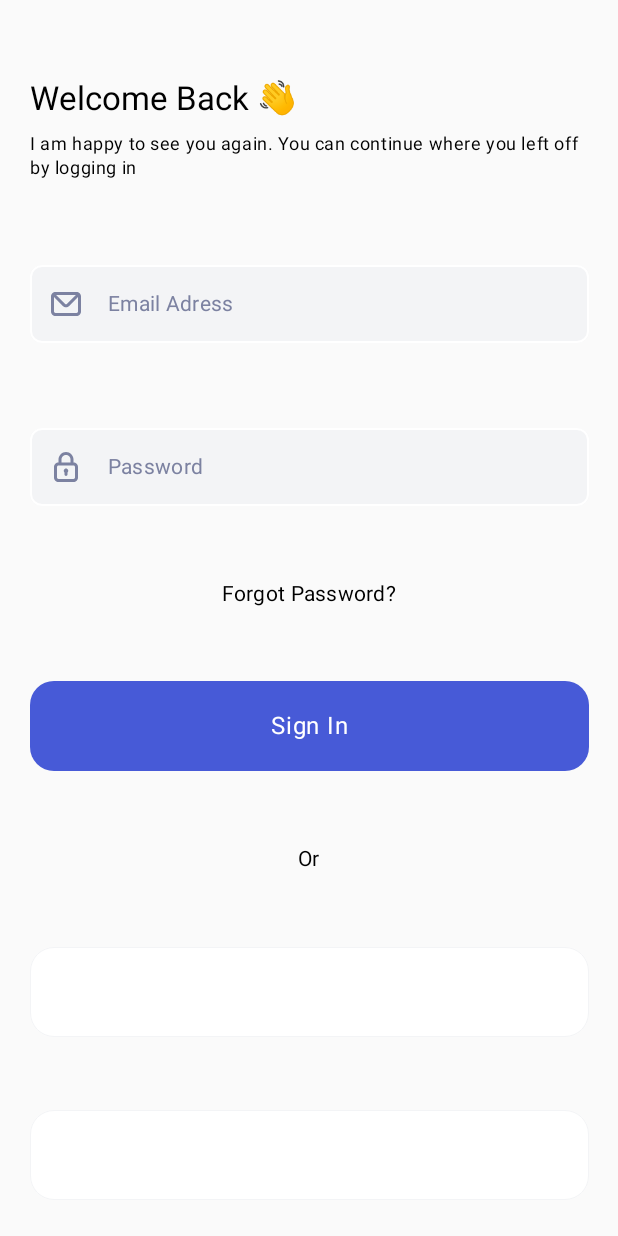
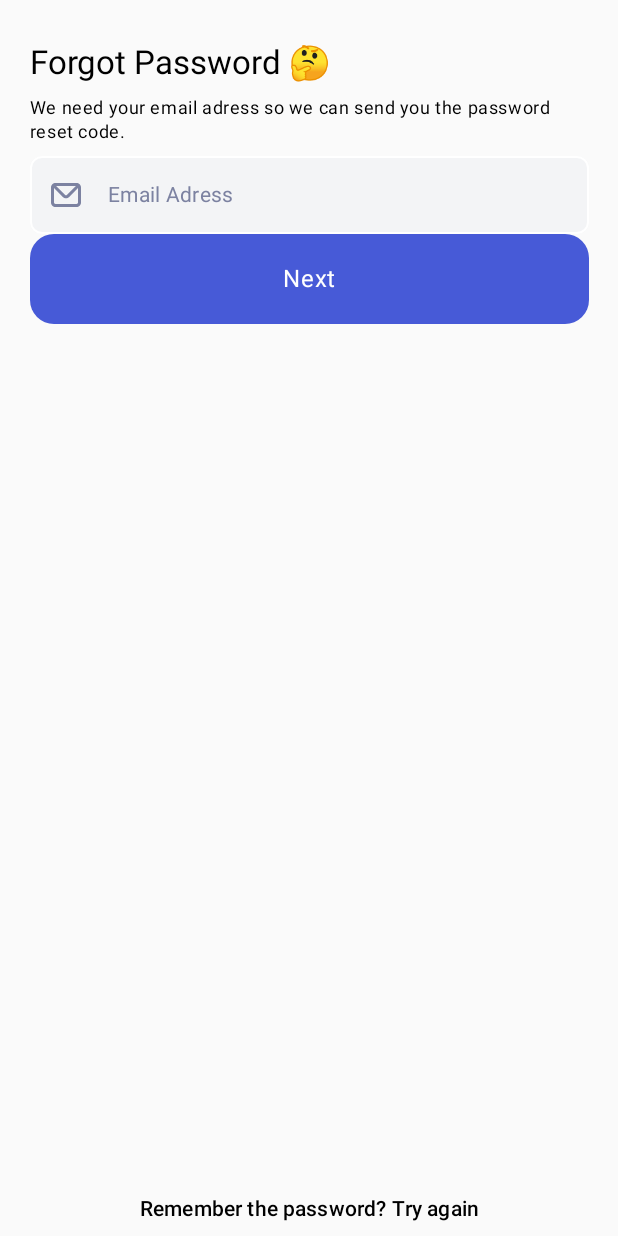
Before and after one commit to thindie/freebieflux_designing_news, an Android app built with Jetpack Compose: the SignInScreen screen opened through its navigation route, after a tap on "Forgot Password?", on a phone screen of 412 x 824 dp. Run offline under Robolectric (Android 15) with nearby library versions, the phone set to English and light mode, and no system bars.

Commit message:
add verif screen, sign in screen, sign up screen

```diff
--- a/app/src/main/java/com/example/thindie/freebiefluxnewsappuikitimpl/ui/AppNavHost.kt
+++ b/app/src/main/java/com/example/thindie/freebiefluxnewsappuikitimpl/ui/AppNavHost.kt
@@ -2,11 +2,20 @@ package com.example.thindie.freebiefluxnewsappuikitimpl.ui
 
 import androidx.compose.runtime.Composable
 import androidx.navigation.compose.NavHost
+import com.example.thindie.freebiefluxnewsappuikitimpl.navigationdestinations.forgotPassword
+import com.example.thindie.freebiefluxnewsappuikitimpl.navigationdestinations.newPassword
 import com.example.thindie.freebiefluxnewsappuikitimpl.navigationdestinations.onBoarding
+import com.example.thindie.freebiefluxnewsappuikitimpl.navigationdestinations.signIn
+import com.example.thindie.freebiefluxnewsappuikitimpl.navigationdestinations.signUp
+import com.example.thindie.freebiefluxnewsappuikitimpl.navigationdestinations.verificationCode
 import com.example.thindie.freebiefluxnewsappuikitimpl.navigationdestinations.welcome
+import com.example.thindie.freebiefluxnewsappuikitimpl.ui.screens.createnewpasswscreen.newPasswScreen
+import com.example.thindie.freebiefluxnewsappuikitimpl.ui.screens.forgotpasswordscreen.forgetPasswordScreen
 import com.example.thindie.freebiefluxnewsappuikitimpl.ui.screens.onboarding.onBoardingScreen
 import com.example.thindie.freebiefluxnewsappuikitimpl.ui.screens.signin.signInScreen
+import com.example.thindie.freebiefluxnewsappuikitimpl.ui.screens.signupscreen.signUpScreen
 import com.example.thindie.freebiefluxnewsappuikitimpl.ui.screens.splashscreen.splashZcreen
+import com.example.thindie.freebiefluxnewsappuikitimpl.ui.screens.verificationcodescreen.verificationsCodeScreen
 import com.example.thindie.freebiefluxnewsappuikitimpl.ui.screens.welcomescreen.welcumeScreen
 
 @Composable
@@ -14,13 +23,27 @@ fun AppNavHost(
     appState: AppState = rememberAppState(),
 ) {
     NavHost(navController = appState.navController, startDestination = appState.startDestination) {
+
         splashZcreen { appState.navigate(onBoarding.route) }
         onBoardingScreen { appState.navigate(welcome.route) }
-        welcumeScreen { }
+        welcumeScreen { appState.navigate(signIn.route) }
         signInScreen(
-            onClickNext = {},
+            onSignIn = {},
             onSpecialActionGoogle = {},
             onSpecialActionMeta = {},
-            onClickForgotPassword = {})
+            onRequestSignUp = { appState.navigate(signUp.route) },
+            onClickForgotPassword = { appState.navigate(forgotPassword.route) })
+        forgetPasswordScreen(onClickTryAgain = { appState.navigate(signIn.route) }, onClickNext = {
+            appState.navigate(
+                verificationCode.route
+            )
+        })
+        verificationsCodeScreen(
+            onWrong = {},
+            onRequestSendAgain = {},
+            onConfirm = { appState.navigate(newPassword.route) }
+        )
+        newPasswScreen(onConfirm = { appState.navigate(signIn.route) }, onSendAgain = {})
+        signUpScreen(onSignUp = {}, onSignIn = {})
     }
 }
--- /dev/null
+++ b/app/src/main/java/com/example/thindie/freebiefluxnewsappuikitimpl/ui/core/BottomHelperTextSection.kt
@@ -0,0 +1,43 @@
+package com.example.thindie.freebiefluxnewsappuikitimpl.ui.core
+
+import androidx.annotation.StringRes
+import androidx.compose.foundation.clickable
+import androidx.compose.foundation.layout.Arrangement
+import androidx.compose.foundation.layout.Column
+import androidx.compose.foundation.layout.Row
+import androidx.compose.foundation.layout.fillMaxHeight
+import androidx.compose.foundation.layout.fillMaxWidth
+import androidx.compose.foundation.layout.padding
+import androidx.compose.material3.MaterialTheme
+import androidx.compose.material3.Text
+import androidx.compose.runtime.Composable
+import androidx.compose.ui.Modifier
+import androidx.compose.ui.graphics.Color
+import androidx.compose.ui.res.stringResource
+import androidx.compose.ui.unit.dp
+
+@Composable
+fun BottomHelpSection(
+    @StringRes question: Int,
+    @StringRes action: Int,
+    onClick: () -> Unit,
+) {
+    Column(
+        modifier = Modifier
+            .fillMaxWidth()
+            .padding(bottom = 8.dp)
+            .fillMaxHeight(),
+        verticalArrangement = Arrangement.Bottom
+    ) {
+        Row(horizontalArrangement = Arrangement.Center, modifier = Modifier.fillMaxWidth()) {
+            Text(text = stringResource(question), style = MaterialTheme.typography.titleSmall)
+            Text(
+                modifier = Modifier.clickable {
+                    onClick()
+                },
+                text = stringResource(action),
+                style = MaterialTheme.typography.titleSmall.copy(color = Color.Black)
+            )
+        }
+    }
+}
--- /dev/null
+++ b/app/src/main/java/com/example/thindie/freebiefluxnewsappuikitimpl/ui/screens/createnewpasswscreen/NewPasswordRoute.kt
@@ -0,0 +1,11 @@
+package com.example.thindie.freebiefluxnewsappuikitimpl.ui.screens.createnewpasswscreen
+
+import androidx.navigation.NavGraphBuilder
+import androidx.navigation.compose.composable
+import com.example.thindie.freebiefluxnewsappuikitimpl.navigationdestinations.newPassword
+
+fun NavGraphBuilder.newPasswScreen(onConfirm: () -> Unit, onSendAgain: () -> Unit) {
+    composable(newPassword.route) {
+        NewPasswordScreen(onConfirm, onSendAgain)
+    }
+}
--- /dev/null
+++ b/app/src/main/java/com/example/thindie/freebiefluxnewsappuikitimpl/ui/screens/forgotpasswordscreen/ForgotPasswordRoute.kt
@@ -0,0 +1,14 @@
+package com.example.thindie.freebiefluxnewsappuikitimpl.ui.screens.forgotpasswordscreen
+
+import androidx.navigation.NavGraphBuilder
+import androidx.navigation.compose.composable
+import com.example.thindie.freebiefluxnewsappuikitimpl.navigationdestinations.forgotPassword
+
+
+fun NavGraphBuilder.forgetPasswordScreen(onClickTryAgain: () -> Unit, onClickNext: () -> Unit) {
+    composable(forgotPassword.route) {
+        ForgotPasswordScreen(onClickTryAgain = onClickTryAgain) {
+            onClickNext()
+        }
+    }
+}
--- /dev/null
+++ b/app/src/main/java/com/example/thindie/freebiefluxnewsappuikitimpl/ui/screens/forgotpasswordscreen/ForgotPasswordScreen.kt
@@ -0,0 +1,51 @@
+package com.example.thindie.freebiefluxnewsappuikitimpl.ui.screens.forgotpasswordscreen
+
+import androidx.compose.runtime.Composable
+import androidx.compose.ui.tooling.preview.Preview
+import com.example.thindie.freebiefluxnewsappuikitimpl.R
+import com.example.thindie.freebiefluxnewsappuikitimpl.ui.core.AppButton
+import com.example.thindie.freebiefluxnewsappuikitimpl.ui.core.AppInput
+import com.example.thindie.freebiefluxnewsappuikitimpl.ui.core.AppSimpleHeader
+import com.example.thindie.freebiefluxnewsappuikitimpl.ui.core.BottomHelpSection
+import com.example.thindie.freebiefluxnewsappuikitimpl.ui.core.InputAbleState
+import com.example.thindie.freebiefluxnewsappuikitimpl.ui.core.Page
+import com.example.thindie.freebiefluxnewsappuikitimpl.ui.theme.FreebieFluxNewsAppUiKitImplTheme
+
+@Composable
+fun ForgotPasswordScreen(onClickTryAgain: () -> Unit, onClickNext: () -> Unit) {
+    Page {
+        AppSimpleHeader(
+            header = R.string.header_forgot_password,
+            note = R.string.header_forgotpassword_body
+        )
+        AppInput(
+            state = InputAbleState(
+                leadingIcon = R.drawable.icon_envelope_24_24,
+                hint = R.string.hint_email
+            )
+        ) {
+
+        }
+
+        AppButton(label = R.string.button_label_next) {
+            onClickNext()
+        }
+        BottomHelpSection(
+            question = R.string.question_remember_password,
+            action = R.string.action_try_again
+        ) {
+            onClickTryAgain()
+        }
+
+    }
+}
+
+@Preview
+@Composable
+fun previewForgotPassword() {
+    FreebieFluxNewsAppUiKitImplTheme() {
+        ForgotPasswordScreen(onClickTryAgain = {}) {
+
+        }
+    }
+}
--- a/app/src/main/java/com/example/thindie/freebiefluxnewsappuikitimpl/ui/screens/signin/SignInRoute.kt
+++ b/app/src/main/java/com/example/thindie/freebiefluxnewsappuikitimpl/ui/screens/signin/SignInRoute.kt
@@ -5,17 +5,19 @@ import androidx.navigation.compose.composable
 import com.example.thindie.freebiefluxnewsappuikitimpl.navigationdestinations.signIn
 
 fun NavGraphBuilder.signInScreen(
-    onClickNext: () -> Unit,
+    onSignIn: () -> Unit,
     onSpecialActionGoogle: () -> Unit,
     onSpecialActionMeta: () -> Unit,
     onClickForgotPassword: () -> Unit,
+    onRequestSignUp: () -> Unit
 ) {
     composable(signIn.route) {
         SignInScreen(
-            onClickSignIn = onClickNext,
+            onClickSignIn = onSignIn,
             onClickSignInGoogle = onSpecialActionGoogle,
             onClickSignInFacebook = onSpecialActionMeta,
             onClickForgotPassword = onClickForgotPassword,
+            onRequestSignUp = onRequestSignUp
         )
 
     }
--- a/app/src/main/java/com/example/thindie/freebiefluxnewsappuikitimpl/ui/screens/signin/SignInScreen.kt
+++ b/app/src/main/java/com/example/thindie/freebiefluxnewsappuikitimpl/ui/screens/signin/SignInScreen.kt
@@ -6,13 +6,16 @@ import androidx.compose.material3.Text
 import androidx.compose.runtime.Composable
 import androidx.compose.ui.Modifier
 import androidx.compose.ui.res.stringResource
+import androidx.compose.ui.tooling.preview.Preview
 import com.example.thindie.freebiefluxnewsappuikitimpl.R
 import com.example.thindie.freebiefluxnewsappuikitimpl.ui.core.AppButton
 import com.example.thindie.freebiefluxnewsappuikitimpl.ui.core.AppInput
 import com.example.thindie.freebiefluxnewsappuikitimpl.ui.core.AppOutlinedButton
 import com.example.thindie.freebiefluxnewsappuikitimpl.ui.core.AppSimpleHeader
+import com.example.thindie.freebiefluxnewsappuikitimpl.ui.core.BottomHelpSection
 import com.example.thindie.freebiefluxnewsappuikitimpl.ui.core.InputAbleState
 import com.example.thindie.freebiefluxnewsappuikitimpl.ui.core.Page
+import com.example.thindie.freebiefluxnewsappuikitimpl.ui.theme.FreebieFluxNewsAppUiKitImplTheme
 
 @Suppress("LongParameterList")
 @Composable
@@ -21,6 +24,7 @@ fun SignInScreen(
     onClickSignInGoogle: () -> Unit,
     onClickSignInFacebook: () -> Unit,
     onClickForgotPassword: () -> Unit,
+    onRequestSignUp: () -> Unit,
     email: InputAbleState = InputAbleState(
         leadingIcon = R.drawable.icon_envelope_24_24,
         trailingIcon = null,
@@ -63,5 +67,24 @@ fun SignInScreen(
         ) {
             onClickSignInFacebook()
         }
+        BottomHelpSection(
+            question = R.string.question_dont_have_acc,
+            action = R.string.action_sign_up
+        ) {
+            onRequestSignUp()
+        }
     }
 }
+
+@Composable
+@Preview
+fun previewSignIn(){
+    FreebieFluxNewsAppUiKitImplTheme() {
+        SignInScreen(
+            onClickSignIn = { /*TODO*/ },
+            onClickSignInGoogle = { /*TODO*/ },
+            onClickSignInFacebook = { /*TODO*/ },
+            onClickForgotPassword = { /*TODO*/ },
+            onRequestSignUp = { /*TODO*/ })
+    }
+}
--- /dev/null
+++ b/app/src/main/java/com/example/thindie/freebiefluxnewsappuikitimpl/ui/screens/signupscreen/SignUpRouting.kt
@@ -0,0 +1,11 @@
+package com.example.thindie.freebiefluxnewsappuikitimpl.ui.screens.signupscreen
+
+import androidx.navigation.NavGraphBuilder
+import androidx.navigation.compose.composable
+import com.example.thindie.freebiefluxnewsappuikitimpl.navigationdestinations.signUp
+
+fun NavGraphBuilder.signUpScreen(onSignUp: () -> Unit, onSignIn: () -> Unit) {
+    composable(signUp.route) {
+        SignUpScreen(onSignUp = onSignUp, onSignIn = onSignIn)
+    }
+}
--- /dev/null
+++ b/app/src/main/java/com/example/thindie/freebiefluxnewsappuikitimpl/ui/screens/verificationcodescreen/verificationscreenroute.kt
@@ -0,0 +1,17 @@
+package com.example.thindie.freebiefluxnewsappuikitimpl.ui.screens.verificationcodescreen
+
+import androidx.navigation.NavGraphBuilder
+import androidx.navigation.compose.composable
+import com.example.thindie.freebiefluxnewsappuikitimpl.navigationdestinations.verificationCode
+
+fun NavGraphBuilder.verificationsCodeScreen(
+    onWrong: () -> Unit,
+    onConfirm: () -> Unit,
+    onRequestSendAgain: () -> Unit,
+) {
+    composable(verificationCode.route) {
+        VerificationCodeScreen(
+            onWrong, onConfirm, onRequestSendAgain
+        )
+    }
+}
--- a/app/src/main/java/com/example/thindie/freebiefluxnewsappuikitimpl/ui/theme/Type.kt
+++ b/app/src/main/java/com/example/thindie/freebiefluxnewsappuikitimpl/ui/theme/Type.kt
@@ -30,7 +30,7 @@ val Typography = Typography(
         fontSize = 16.sp,
         lineHeight = 32.sp,
         fontFamily = FontFamily(Font(R.font.sf_pro)),
-        fontWeight = FontWeight(500),
+
         color = Color(0xFF555A77),
 
         ),
--- a/app/src/main/res/values/strings.xml
+++ b/app/src/main/res/values/strings.xml
@@ -1,6 +1,7 @@
 <resources>
     <string name="app_name">FreebieFluxNewsAppUiKitImpl</string>
     <string name="button_label_next">Next</string>
+    <string name="button_label_confirm">Confirm</string>
     <string name="label_search">Search</string>
     <string name="title_welcome_back">Welcome Back 👋</string>
     <string name="body_welcome_back">I am happy to see you again. You can continue where you left off by logging in</string>
@@ -11,7 +12,29 @@
     <string name="hint_password">Password</string>
     <string name="label_forgot_password">Forgot Password?</string>
     <string name="button_sign_in">Sign In</string>
+    <string name="button_sign_up">Sign Up</string>
     <string name="label_or_sign_in">Or</string>
     <string name="button_google_sign_in">Sign In with Google</string>
     <string name="button_facebook_sign_in">Sign In with Facebook</string>
+    <string name="header_forgot_password">Forgot Password 🤔</string>
+    <string name="header_forgotpassword_body">We need your email adress so we can send you the password reset code.</string>
+    <string name="header_verificationcode_title">Verification Code ✅</string>
+    <string name="header_verificationcode_body">You need to enter 4-digit code we send to your email adress.</string>
+    <string name="header_create_new_password_title">Create New Password 🔒</string>
+    <string name="question_dont_have_acc">Don\'t have an account?</string>
+    <string name="action_sign_up">" Sign Up"</string>
+    <string name="question_remember_password">Remember the password?</string>
+    <string name="action_try_again">" Try again"</string>
+    <string name="header_create_password">Create New Password 🔒</string>
+    <string name="header_create_password_body">"You can create a new password, please dont forget it too."  </string>
+    <string name="hint_username">Username</string>
+    <string name="hint_new_password">New Password</string>
+    <string name="hint_repeat_password">Repeat New Password</string>
+    <string name="hint_repeat_signup_password">Repeat Password</string>
+    <string name="question_already_accounted">Already have an account?</string>
+    <string name="action_sign_in">" Sign In"</string>
+    <string name="question_dont_receive">Didn’t receive an email?</string>
+    <string name="action_send_again">" Send again"</string>
+    <string name="header_welcome_nuntium">Welcome to Nuntium 👋</string>
+    <string name="header_welcome_nuntium_body">"Hello, I guess you are new around here. You can start using the application after sign up."</string>
 </resources>
```
Also changed, not shown: app/src/main/java/com/example/thindie/freebiefluxnewsappuikitimpl/ui/screens/createnewpasswscreen/NewPasswordScreen.kt (added, +55 -0 lines), app/src/main/java/com/example/thindie/freebiefluxnewsappuikitimpl/ui/screens/signupscreen/SignUpScreen.kt (added, +66 -0 lines), app/src/main/java/com/example/thindie/freebiefluxnewsappuikitimpl/ui/screens/verificationcodescreen/VerificationCodeScreen.kt (added, +50 -0 lines).
